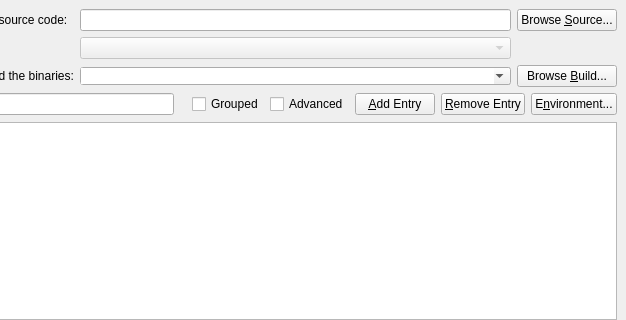
Kitware/CMake, file Source/QtDialog/CMakeSetupDialog.ui: the form before one commit; both pictures show x 81 to 707 and y 0 to 320 of the 707 by 582 pixel window.
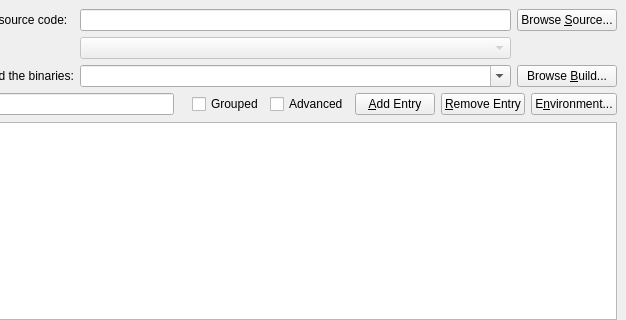
The form after the commit. Icons and pictures are not drawn. Custom widgets are drawn as their Qt base class.

Commit message:
CMake GUI: Fix rendering issue
Remove style sheet from a combo box in the GUI. I have no idea why this
was being set, but it causes a render glitch. Also, use a more sensible
size policy on the same widget.

Diff of the .ui file:
```diff
--- a/Source/QtDialog/CMakeSetupDialog.ui
+++ b/Source/QtDialog/CMakeSetupDialog.ui
@@ -84,14 +84,11 @@
      <item row="2" column="1">
       <widget class="QComboBox" name="BinaryDirectory">
        <property name="sizePolicy">
-        <sizepolicy hsizetype="Ignored" vsizetype="Fixed">
+        <sizepolicy hsizetype="Expanding" vsizetype="Fixed">
          <horstretch>0</horstretch>
          <verstretch>0</verstretch>
         </sizepolicy>
        </property>
-       <property name="styleSheet">
-        <string notr="true">padding-left: 0</string>
-       </property>
        <property name="editable">
         <bool>true</bool>
        </property>
```
